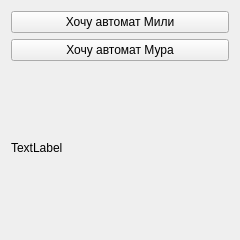
This is client_src/src/Window/StudentGetTaskWindow.ui in glbzhrnv/Project-221-353 as Qt 5 draws it before an edit. The edited form follows.
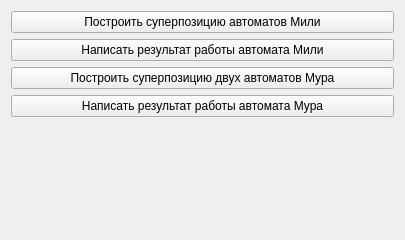
This is the edited form.

Diff of the .ui file:
```diff
--- a/client_src/src/Window/StudentGetTaskWindow.ui
+++ b/client_src/src/Window/StudentGetTaskWindow.ui
@@ -6,7 +6,7 @@
    <rect>
     <x>0</x>
     <y>0</y>
-    <width>240</width>
+    <width>405</width>
     <height>240</height>
    </rect>
   </property>
@@ -18,7 +18,7 @@
   </property>
   <property name="maximumSize">
    <size>
-    <width>240</width>
+    <width>800</width>
     <height>240</height>
    </size>
   </property>
@@ -29,21 +29,35 @@
    <item>
     <widget class="QPushButton" name="GetMealyMachine">
      <property name="text">
-      <string>Хочу автомат Мили</string>
+      <string>Построить суперпозицию автоматов Мили</string>
      </property>
     </widget>
    </item>
    <item>
     <widget class="QPushButton" name="GetMooreMachine">
      <property name="text">
-      <string>Хочу автомат Мура</string>
+      <string>Написать результат работы автомата Мили</string>
+     </property>
+    </widget>
+   </item>
+   <item>
+    <widget class="QPushButton" name="GetSuperMoore">
+     <property name="text">
+      <string>Построить суперпозицию двух автоматов Мура</string>
+     </property>
+    </widget>
+   </item>
+   <item>
+    <widget class="QPushButton" name="GetSolveMoore">
+     <property name="text">
+      <string>Написать результат работы автомата Мура</string>
      </property>
     </widget>
    </item>
    <item>
     <widget class="QLabel" name="Stats">
      <property name="text">
-      <string>TextLabel</string>
+      <string/>
      </property>
     </widget>
    </item>
```
Left out of the diff: 4 changed lines with no effect on the pictures.
